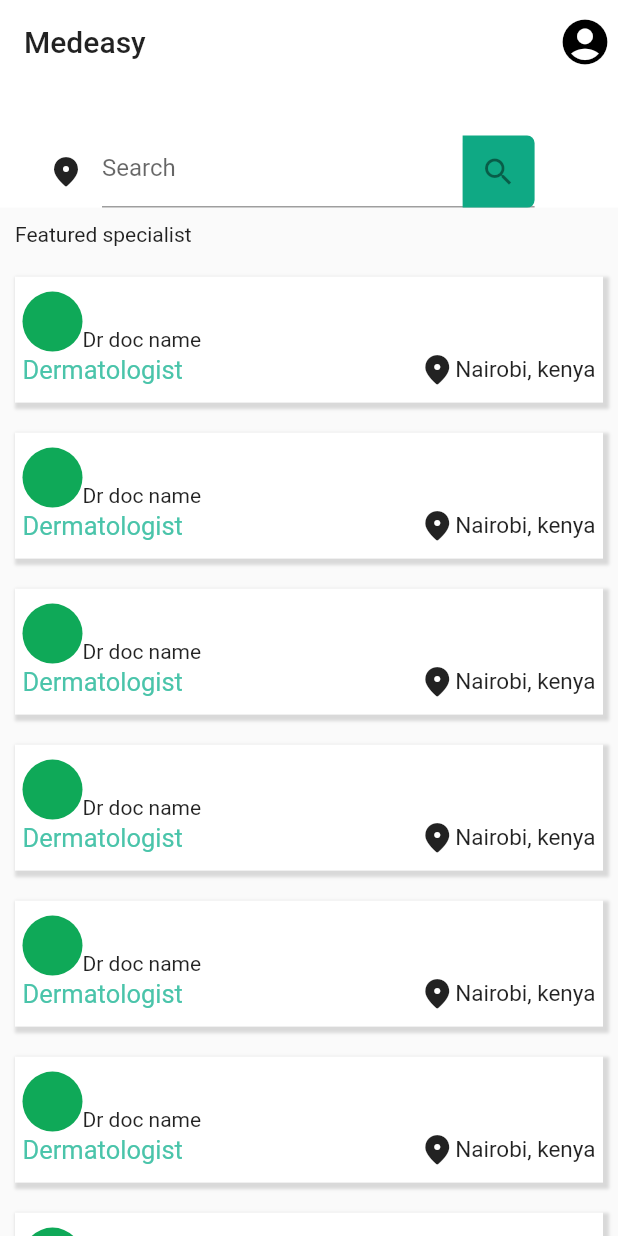
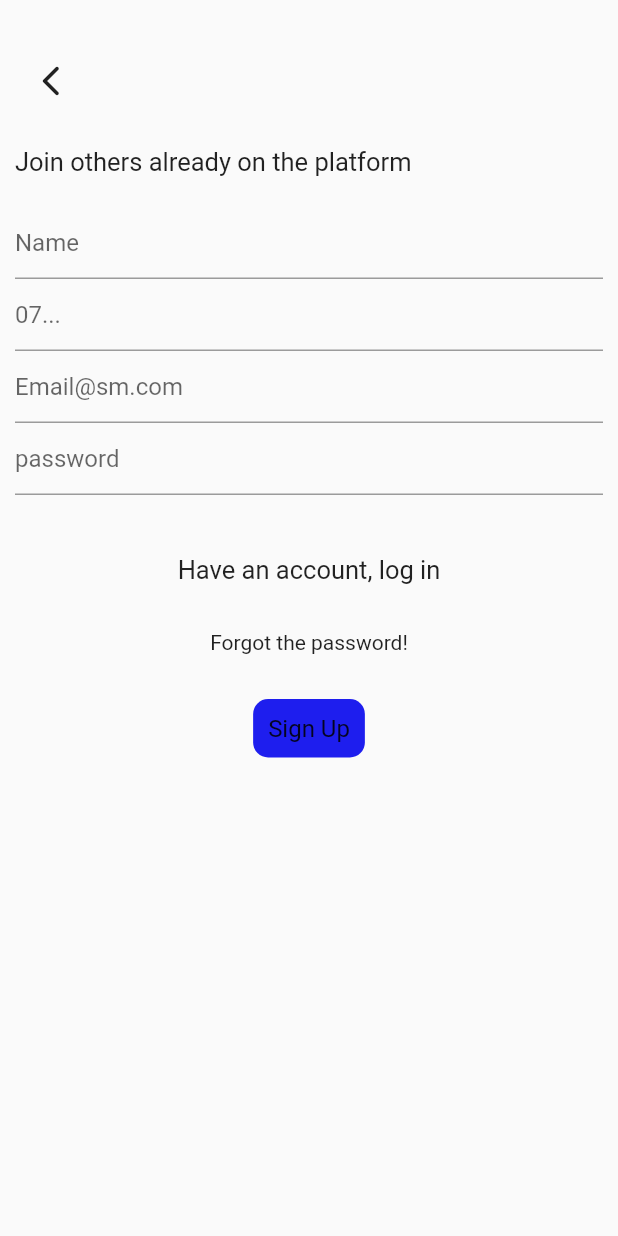
Before and after one commit to botdenoms/medeasy, a Flutter app: the screen it shows after launch, after a tap on the "account circle" icon, on a phone screen of 412 x 824 dp. Run offline on Flutter 3.47's test engine with Material 2 defaults, Android fonts, the phone set to English and light mode, and no system bars.

Commit message:
UI: ui screens and widgets base setup

```diff
--- a/lib/screens/authentications.dart
+++ b/lib/screens/authentications.dart
@@ -0,0 +1,101 @@
+import 'package:flutter/material.dart';
+
+import './screens.dart';
+
+class Authentications extends StatefulWidget {
+  const Authentications({super.key});
+
+  @override
+  State<Authentications> createState() => _AuthenticationsState();
+}
+
+class _AuthenticationsState extends State<Authentications> {
+  @override
+  Widget build(BuildContext context) {
+    return Scaffold(
+      body: Padding(
+        padding: const EdgeInsets.symmetric(
+          horizontal: 10.0,
+        ),
+        child: SingleChildScrollView(
+          child: Column(
+            crossAxisAlignment: CrossAxisAlignment.start,
+            children: [
+              const SizedBox(height: 30),
+              IconButton(
+                onPressed: () {
+                  Navigator.of(context).pop();
+                },
+                icon: const Icon(Icons.arrow_back_ios_new_rounded),
+              ),
+              const SizedBox(height: 20),
+              const Text(
+                'Join others already on the platform',
+                style: TextStyle(fontSize: 17),
+              ),
+              const SizedBox(height: 20),
+              const TextField(
+                decoration: InputDecoration(hintText: 'Name'),
+              ),
+              const TextField(
+                decoration: InputDecoration(hintText: '07...'),
+              ),
+              const TextField(
+                decoration: InputDecoration(hintText: 'Email@sm.com'),
+              ),
+              const TextField(
+                decoration: InputDecoration(hintText: 'password'),
+              ),
+              const SizedBox(height: 40),
+              const Center(
+                child: Text(
+                  'Have an account, log in',
+                  style: TextStyle(fontSize: 17),
+                ),
+              ),
+              const SizedBox(height: 30),
+              const Center(
+                child: Text(
+                  'Forgot the password!',
+                  style: TextStyle(fontSize: 14),
+                ),
+              ),
+              const SizedBox(height: 30),
+              Row(
+                mainAxisAlignment: MainAxisAlignment.spaceBetween,
+                children: [
+                  const SizedBox(width: 20),
+                  GestureDetector(
+                    onTap: () {
+                      Navigator.of(context).push(
+                        MaterialPageRoute<void>(
+                          builder: (BuildContext context) => const Account(),
+                        ),
+                      );
+                    },
+                    child: Container(
+                      padding: const EdgeInsets.all(
+                        10.0,
+                      ),
+                      decoration: BoxDecoration(
+                        color: const Color(0xFF1E1EEE),
+                        borderRadius: BorderRadius.circular(10),
+                      ),
+                      child: const Center(
+                        child: Text(
+                          'Sign Up',
+                          style: TextStyle(fontSize: 16),
+                        ),
+                      ),
+                    ),
+                  ),
+                  const SizedBox(width: 20),
+                ],
+              ),
+            ],
+          ),
+        ),
+      ),
+    );
+  }
+}
--- a/lib/screens/home.dart
+++ b/lib/screens/home.dart
@@ -1,4 +1,5 @@
 import 'package:flutter/material.dart';
+import 'package:medeasy/screens/screens.dart';
 import 'package:medeasy/widgets/widgets.dart';
 
 class HomeScreen extends StatefulWidget {
@@ -21,11 +22,18 @@ class _HomeScreenState extends State<HomeScreen> {
             backgroundColor: Colors.white,
             actions: [
               IconButton(
-                onPressed: () {},
-                icon: const Icon(Icons.account_circle_rounded, color: Colors.black, size: 36),
+                onPressed: () {
+                  Navigator.of(context).push(
+                    MaterialPageRoute<void>(
+                      builder: (BuildContext context) =>
+                          const Authentications(),
+                    ),
+                  );
+                },
+                icon: const Icon(Icons.account_circle_rounded,
+                    color: Colors.black, size: 36),
               ),
             ],
-            // centerTitle: true,
             title: const Text(
               'Medeasy',
               style: TextStyle(
@@ -41,17 +49,40 @@ class _HomeScreenState extends State<HomeScreen> {
               ),
               child: SingleChildScrollView(
                 child: Row(
+                  crossAxisAlignment: CrossAxisAlignment.center,
                   children: [
                     const SizedBox(width: 20),
                     IconButton(
                       onPressed: () {},
                       icon: const Icon(Icons.location_on_rounded),
                     ),
-                    SizedBox(
+                    Container(
+                      margin: const EdgeInsets.all(10.0),
+                      decoration: const BoxDecoration(
+                        color: Colors.white,
+                        borderRadius: BorderRadius.only(
+                          topLeft: Radius.circular(5),
+                          bottomLeft: Radius.circular(5),
+                          topRight: Radius.circular(5),
+                          bottomRight: Radius.circular(5),
+                        ),
+                        boxShadow: [
+                          BoxShadow(
+                            color: Color(0x22000000),
+                            spreadRadius: 2,
+                            blurRadius: 1,
+                            offset: Offset(2, 2),
+                          )
+                        ],
+                      ),
                       width: screen.width * .7,
                       child: TextField(
+                        textAlignVertical: TextAlignVertical.center,
                         decoration: InputDecoration(
                           hintText: 'Search',
+                          border: InputBorder.none,
+                          contentPadding:
+                              const EdgeInsets.symmetric(horizontal: 10),
                           suffixIcon: Container(
                             width: 40,
                             decoration: const BoxDecoration(
--- a/lib/screens/screens.dart
+++ b/lib/screens/screens.dart
@@ -2,3 +2,5 @@ export './home.dart';
 export './account.dart';
 export './specialist.dart';
 export './authentications.dart';
+export './schedule.dart';
+export './registration.dart';
--- a/lib/widgets/specialist_card.dart
+++ b/lib/widgets/specialist_card.dart
@@ -1,4 +1,6 @@
 import 'package:flutter/material.dart';
+
+import '../screens/screens.dart';
 
 class SpecialistCard extends StatefulWidget {
   const SpecialistCard({super.key});
@@ -10,7 +12,15 @@ class SpecialistCard extends StatefulWidget {
 class _SpecialistCardState extends State<SpecialistCard> {
   @override
   Widget build(BuildContext context) {
-    return Container(
+    return GestureDetector(
+      onTap: () {
+        Navigator.of(context).push(
+          MaterialPageRoute<void>(
+            builder: (BuildContext context) => const SpecialistView(),
+          ),
+        );
+      },
+      child: Container(
         margin: const EdgeInsets.symmetric(horizontal: 10, vertical: 10),
         padding: const EdgeInsets.symmetric(horizontal: 5, vertical: 10),
         decoration: const BoxDecoration(
@@ -22,7 +32,8 @@ class _SpecialistCardState extends State<SpecialistCard> {
               blurRadius: 1,
               offset: Offset(2, 2),
             )
-        ]),
+          ],
+        ),
         child: Column(
           crossAxisAlignment: CrossAxisAlignment.start,
           children: [
@@ -56,6 +67,7 @@ class _SpecialistCardState extends State<SpecialistCard> {
             ),
           ],
         ),
+      ),
     );
   }
 }
--- a/lib/widgets/widgets.dart
+++ b/lib/widgets/widgets.dart
@@ -1 +1,5 @@
 export './specialist_card.dart';
+export './my_notifications.dart';
+export './my_schedule.dart';
+export './my_specialist.dart';
+export './schedule_card.dart';
```
Also changed, not shown: lib/screens/account.dart (+61 -0 lines), lib/screens/specialist.dart (+73 -0 lines). Lines whose indentation alone changed are shown as unchanged.
